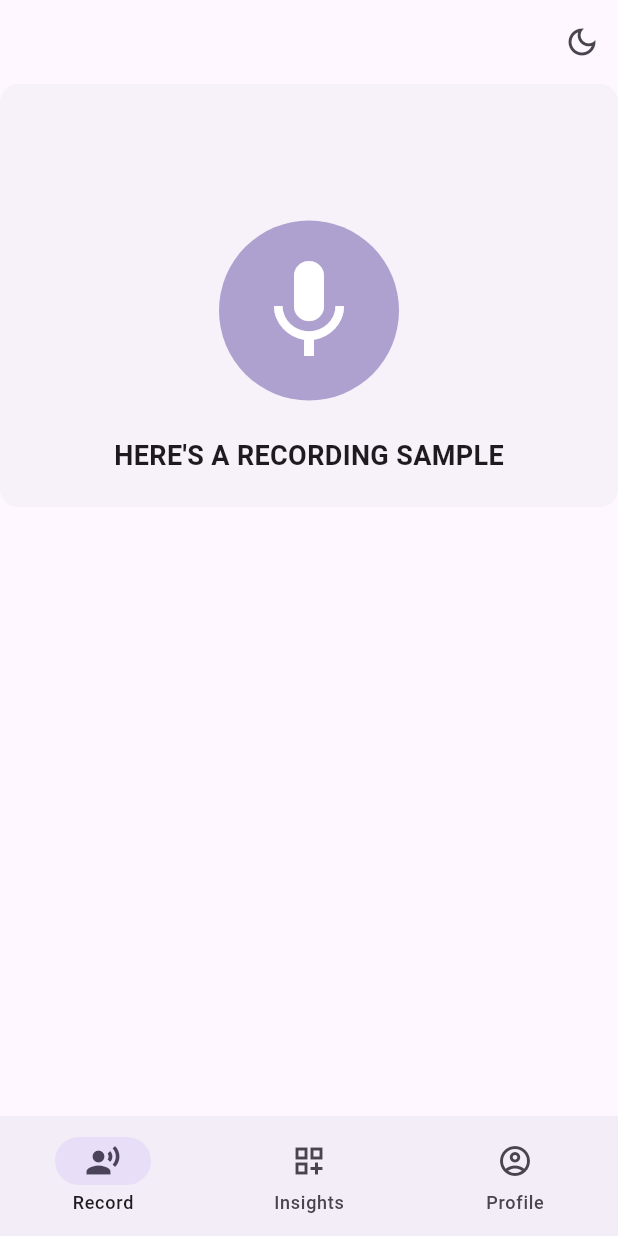
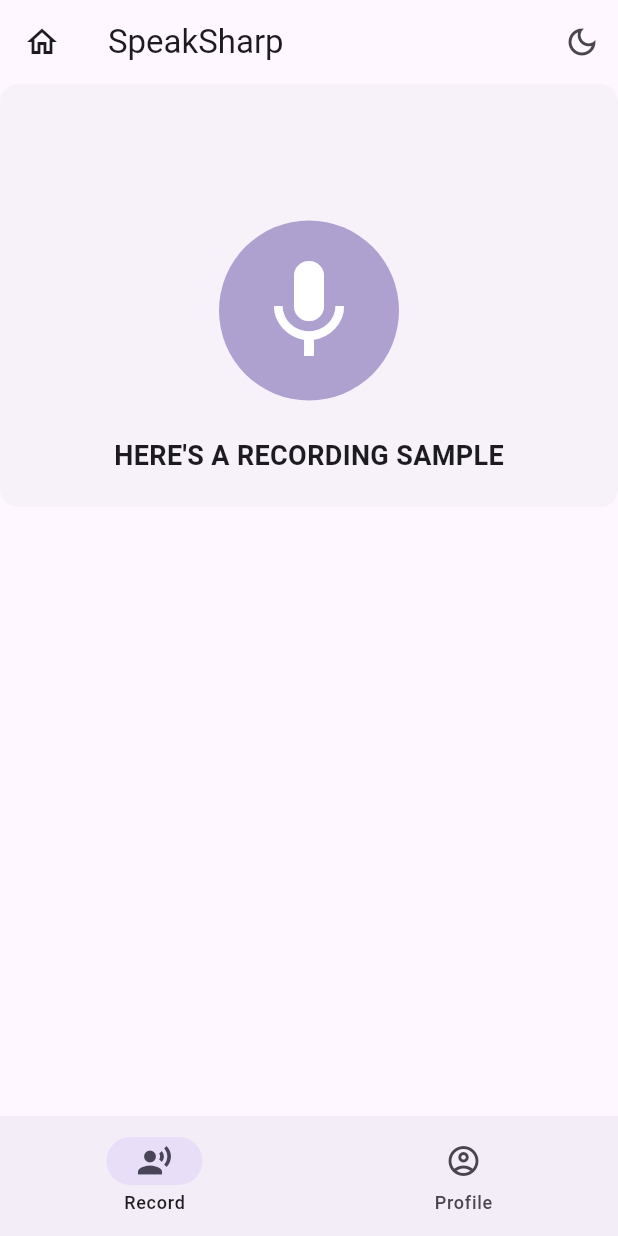
Before and after one commit to ProductLoft/FE, a Flutter app: the Home widget shown alone on an empty page, opened directly with empty values, on a phone screen of 412 x 824 dp. Run offline on Flutter 3.47's test engine with Material 3 defaults, Android fonts, the phone set to English and light mode, and no system bars; our stand-ins replace audioplayers, barcode_widget, firebase_auth, firebase_core, firebase_messaging, flutter_signin_button and 2 more; missing offline and left inert: dart:html, dart:js_interop, flutter_facebook_auth, record; accounts and stored records are empty; statements that could not run were skipped.

Commit message:
working implementation with some cleanup

```diff
--- a/lib/component_screen.dart
+++ b/lib/component_screen.dart
@@ -1086,19 +1086,16 @@ class _ProgressIndicatorsState extends State<ProgressIndicators> {
 
 const List<NavigationDestination> appBarDestinations = [
   NavigationDestination(
-    tooltip: '',
     icon: Icon(Icons.record_voice_over_outlined),
     label: 'Record',
     selectedIcon: Icon(Icons.record_voice_over),
   ),
+  // NavigationDestination(
+  //   icon: Icon(Icons.dashboard_customize_outlined),
+  //   label: 'Insights',
+  //   selectedIcon: Icon(Icons.dashboard_customize_rounded),
+  // ),
   NavigationDestination(
-    tooltip: '',
-    icon: Icon(Icons.dashboard_customize_outlined),
-    label: 'Insights',
-    selectedIcon: Icon(Icons.dashboard_customize_rounded),
-  ),
-  NavigationDestination(
-    tooltip: '',
     icon: Icon(Icons.account_circle_outlined ),
     label: 'Profile',
     selectedIcon: Icon(Icons.account_circle_rounded),
--- a/lib/constants.dart
+++ b/lib/constants.dart
@@ -57,8 +57,7 @@ enum ColorImageProvider {
 
 enum ScreenSelected {
   component(0),
-  insights(1),
-  profile(2);
+  profile(1);
 
   const ScreenSelected(this.value);
   final int value;
--- a/lib/home.dart
+++ b/lib/home.dart
@@ -115,20 +115,6 @@ class _HomeState extends State<Home> with SingleTickerProviderStateMixin {
             ),
           );
         }
-      case ScreenSelected.insights:
-        {
-          return Column(children: [
-            StreamBuilder<User?>(
-              stream: auth.authStateChanges(),
-              builder: (context, snapshot) {
-                if (snapshot.hasData) {
-                  return ProfilePage(callback: homeRenderCallback);
-                }
-                return AuthGate(callback: homeRenderCallback);
-              },
-            ),
-          ]);
-        }
       case ScreenSelected.profile:
         {
           return ProfilePage(callback: homeRenderCallback);
@@ -138,7 +124,10 @@ class _HomeState extends State<Home> with SingleTickerProviderStateMixin {
 
   PreferredSizeWidget createAppBar() {
     return AppBar(
-      title: const Text(''),
+      title: const Text('SpeakSharp'),
+      leading:
+        _GoHomeButton(
+          handleBrightnessChange: widget.handleBrightnessChange,),
       actions: !showMediumSizeLayout && !showLargeSizeLayout
           ? [
               _BrightnessButton(
@@ -229,6 +218,31 @@ class _HomeState extends State<Home> with SingleTickerProviderStateMixin {
           ),
         );
       },
+    );
+  }
+}
+
+class _GoHomeButton extends StatelessWidget {
+  const _GoHomeButton({
+    required this.handleBrightnessChange,
+    this.showTooltipBelow = true,
+  });
+
+  final Function handleBrightnessChange;
+  final bool showTooltipBelow;
+
+  @override
+  Widget build(BuildContext context) {
+    final isBright = Theme.of(context).brightness == Brightness.light;
+    return Tooltip(
+      preferBelow: showTooltipBelow,
+      message: 'Go Home',
+      child: IconButton(
+        icon: isBright
+            ? const Icon(Icons.home_outlined)
+            : const Icon(Icons.home_outlined),
+        onPressed: () => handleBrightnessChange(!isBright),
+      ),
     );
   }
 }
```
Also changed, not shown: lib/pages/insights.dart (deleted).
